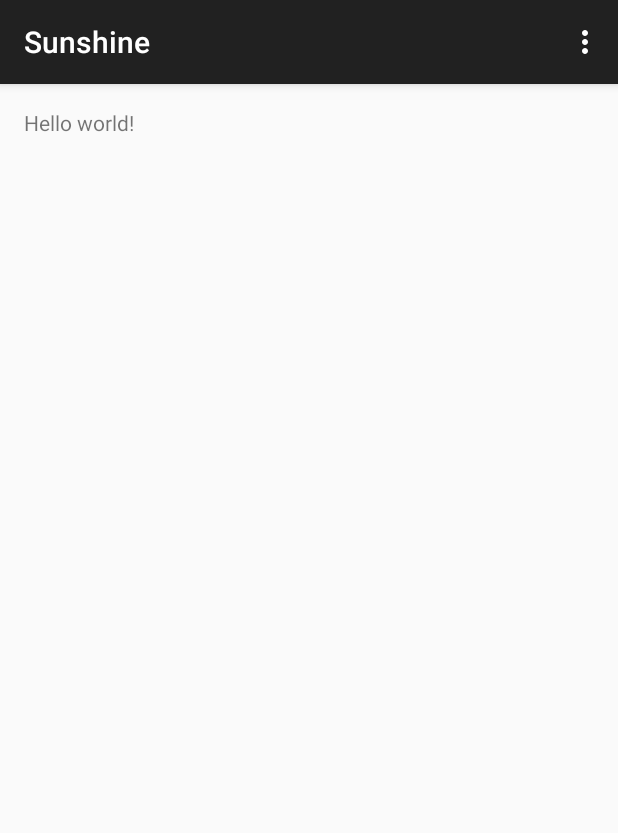
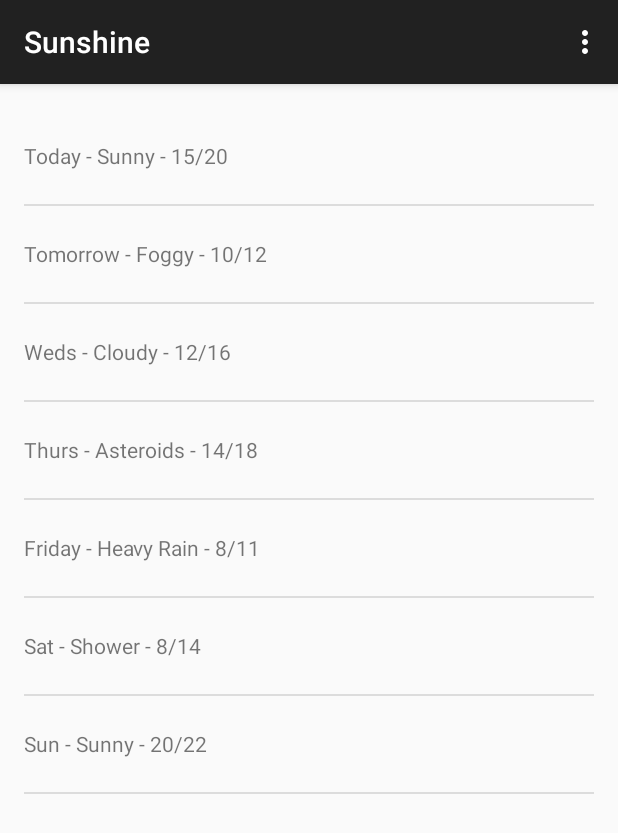
Before and after one commit to rhasan/Android-Sunshine, an Android app: the screen it shows after launch (MainActivity), on a phone screen of 412 x 824 dp. Shown: the top 833 px of the screen. Run offline under Robolectric (Android 15) with nearby library versions, the phone set to English and light mode, and no system bars.

Commit message:
list view added

```diff
--- a/app/src/main/java/com/example/android/sunshine/app/MainActivityFragment.java
+++ b/app/src/main/java/com/example/android/sunshine/app/MainActivityFragment.java
@@ -5,12 +5,19 @@
 import android.view.LayoutInflater;
 import android.view.View;
 import android.view.ViewGroup;
+import android.widget.ArrayAdapter;
+import android.widget.ListView;
+
+import java.util.ArrayList;
+import java.util.Arrays;
+import java.util.List;
 
 
 /**
  * A placeholder fragment containing a simple view.
  */
 public class MainActivityFragment extends Fragment {
+    private ArrayAdapter<String> mForecastAdapter;
 
     public MainActivityFragment() {
     }
@@ -18,6 +25,32 @@
     @Override
     public View onCreateView(LayoutInflater inflater, ViewGroup container,
                              Bundle savedInstanceState) {
-        return inflater.inflate(R.layout.fragment_main, container, false);
+        View rootView = inflater.inflate(R.layout.fragment_main, container, false);
+
+        String[] forecastArray = {
+                "Today - Sunny - 15/20",
+                "Tomorrow - Foggy - 10/12",
+                "Weds - Cloudy - 12/16",
+                "Thurs - Asteroids - 14/18",
+                "Friday - Heavy Rain - 8/11",
+                "Sat - Shower - 8/14",
+                "Sun - Sunny - 20/22"
+        };
+        List<String> weekForecast = new ArrayList<String>(Arrays.asList(forecastArray));
+
+        mForecastAdapter = new ArrayAdapter<String>(
+                getActivity(),
+                R.layout.list_item_forecast,
+                R.id.list_item_forecast_textview,
+                weekForecast
+        );
+
+        ListView listView = (ListView) rootView.findViewById(
+                R.id.listview_forecast
+        );
+
+        listView.setAdapter(mForecastAdapter);
+
+        return rootView;
     }
 }
--- a/app/src/main/res/layout/fragment_main.xml
+++ b/app/src/main/res/layout/fragment_main.xml
@@ -1,11 +1,13 @@
-<RelativeLayout xmlns:android="http://schemas.android.com/apk/res/android"
+<FrameLayout xmlns:android="http://schemas.android.com/apk/res/android"
     xmlns:tools="http://schemas.android.com/tools" android:layout_width="match_parent"
     android:layout_height="match_parent" android:paddingLeft="@dimen/activity_horizontal_margin"
     android:paddingRight="@dimen/activity_horizontal_margin"
     android:paddingTop="@dimen/activity_vertical_margin"
     android:paddingBottom="@dimen/activity_vertical_margin" tools:context=".MainActivityFragment">
 
-    <TextView android:text="@string/hello_world" android:layout_width="wrap_content"
-        android:layout_height="wrap_content" />
+    <ListView
+        android:id="@+id/listview_forecast"
+        android:layout_width="match_parent"
+        android:layout_height="match_parent" />
 
-</RelativeLayout>
+</FrameLayout>
--- /dev/null
+++ b/app/src/main/res/layout/list_item_forecast.xml
@@ -0,0 +1,9 @@
+<?xml version="1.0" encoding="utf-8"?>
+<TextView xmlns:android="http://schemas.android.com/apk/res/android"
+    android:layout_width="match_parent"
+    android:layout_height="wrap_content"
+    android:minHeight="?android:attr/listPreferredItemHeight"
+    android:gravity="center_vertical"
+    android:id="@+id/list_item_forecast_textview">
+
+</TextView>
```
